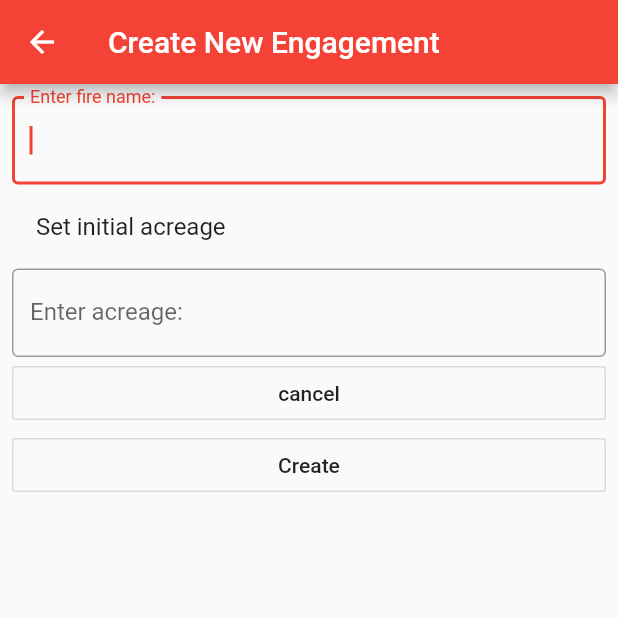
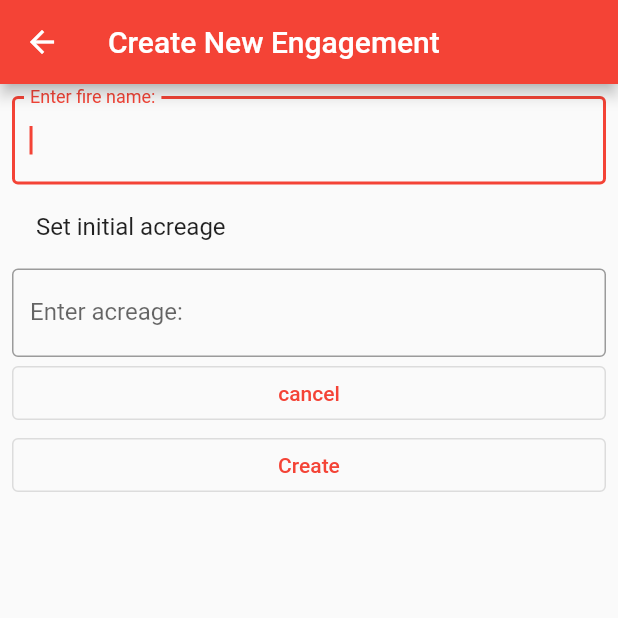
Before and after one commit to OregonStateUniversity/fs-ops-normal, a Flutter app: the CreateNewEngagement screen opened by its route, on a phone screen of 412 x 824 dp, the top half of it. Run offline on Flutter 3.47's test engine with Material 2 defaults, Android fonts, the phone set to English and light mode, and no system bars; our stand-ins replace animated_bottom_navigation_bar, auto_size_text, native_pdf_view, shared_preferences, sqflite; missing offline and left inert: a package; accounts and stored records are empty.

Commit message:
fix deprecated features in new_engagement_screen

```diff
--- a/lib/screens/new_engagement_screen.dart
+++ b/lib/screens/new_engagement_screen.dart
@@ -54,7 +54,7 @@ class _CreateNewEngagementState extends State<CreateNewEngagement> {
               ),
             ),
 
-            OutlineButton(
+            OutlinedButton(
               child: Text('cancel'),
               onPressed: () {
                 Navigator.push(
@@ -63,10 +63,9 @@ class _CreateNewEngagementState extends State<CreateNewEngagement> {
                 );
               },
             ),
-            OutlineButton(
+            OutlinedButton(
               child: Text('Create'),
               onPressed: () {
-
                 _key.currentState!.setEngagement(Engagement(
                   engagementCtrl.text,
                   '10-23-20',
```
